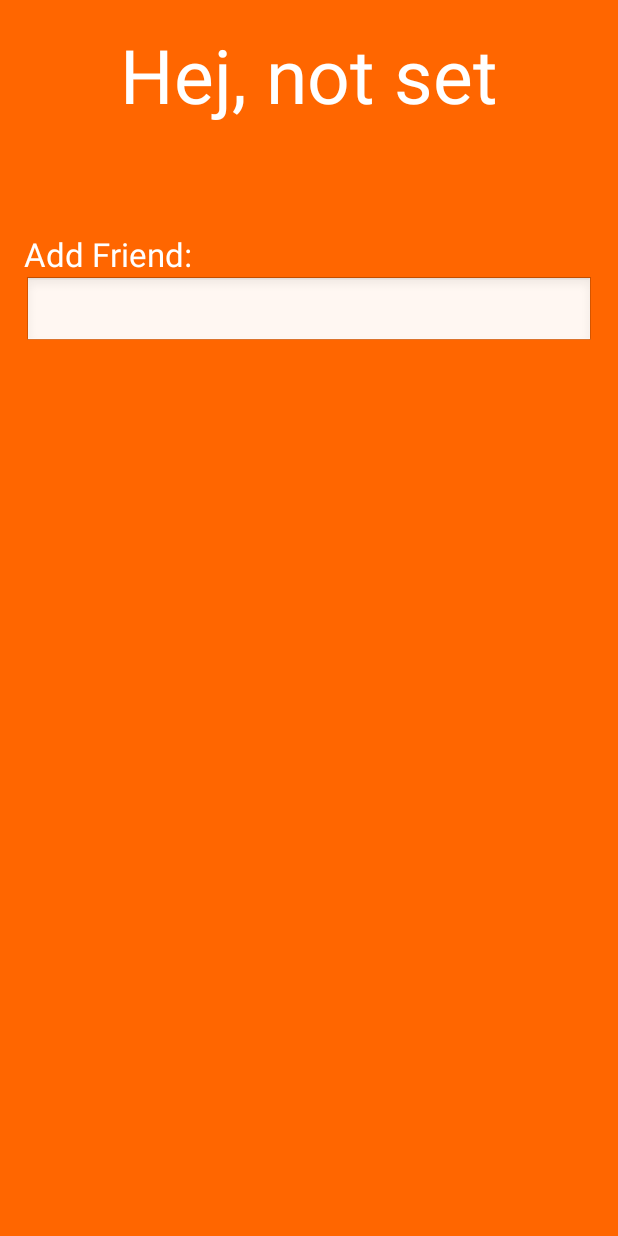
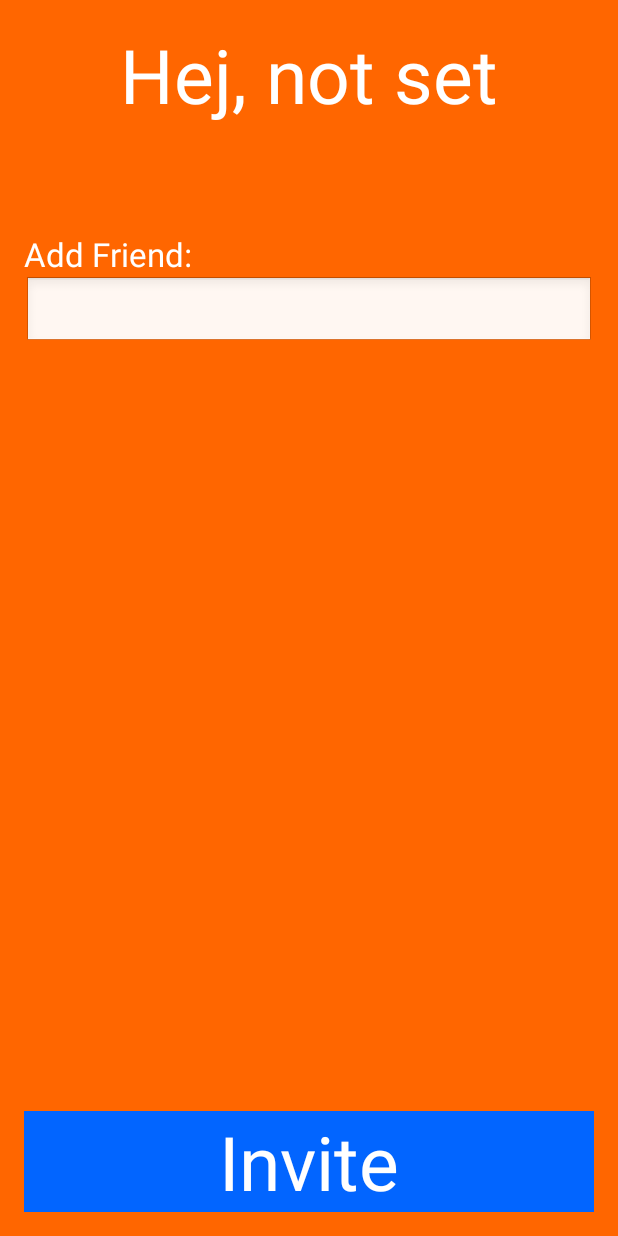
Before and after one commit to jsumrall/Hej, an Android app: the SettingsMenu screen opened directly, with no data from a screen before it, on a phone screen of 412 x 824 dp. Run offline under Robolectric (Android 15) with nearby library versions, the phone set to English and light mode, and no system bars.

Commit message:
Added ability to share and invite people to add you as friends.

```diff
--- a/app/build.gradle
+++ b/app/build.gradle
@@ -8,8 +8,8 @@ android {
         applicationId "max.hej"
         minSdkVersion 12
         targetSdkVersion 19
-        versionCode 1
-        versionName "1.0"
+        versionCode 3
+        versionName "1.2"
     }
     buildTypes {
         release {
--- a/app/src/main/res/layout/activity_settings_menu.xml
+++ b/app/src/main/res/layout/activity_settings_menu.xml
@@ -7,7 +7,8 @@
     android:paddingTop="@dimen/activity_vertical_margin"
     android:paddingBottom="@dimen/activity_vertical_margin"
     tools:context="max.hej.SettingsMenu"
-    android:background="#ff6600">
+    android:background="#ff6600"
+    android:clickable="false">
 
     <TextView
         android:layout_width="wrap_content"
@@ -43,4 +44,20 @@
         android:layout_alignParentRight="true"
         android:layout_alignParentEnd="true" />
 
+    <Button
+        android:layout_width="wrap_content"
+        android:layout_height="wrap_content"
+        android:text="Invite"
+        android:id="@+id/button"
+        android:layout_alignParentBottom="true"
+        android:layout_alignParentRight="true"
+        android:layout_alignParentEnd="true"
+        android:layout_alignParentLeft="true"
+        android:layout_alignParentStart="true"
+        android:background="#ff0265ff"
+        android:textSize="50dp"
+        android:textColor="#ffffffff"
+        android:clickable="true"
+        android:onClick="inviteFriendsBtnClicked" />
+
 </RelativeLayout>
```
Also changed, not shown: app/src/main/java/max/hej/SettingsMenu.java (+8 -0 lines), 1 other file.
